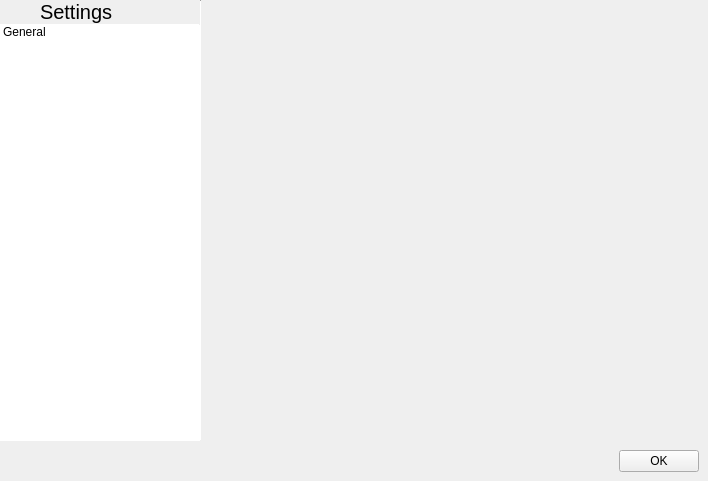
First picture: the form in slate/settingsdialog.ui, repository theCheeseboard/theSlate, before the edit.
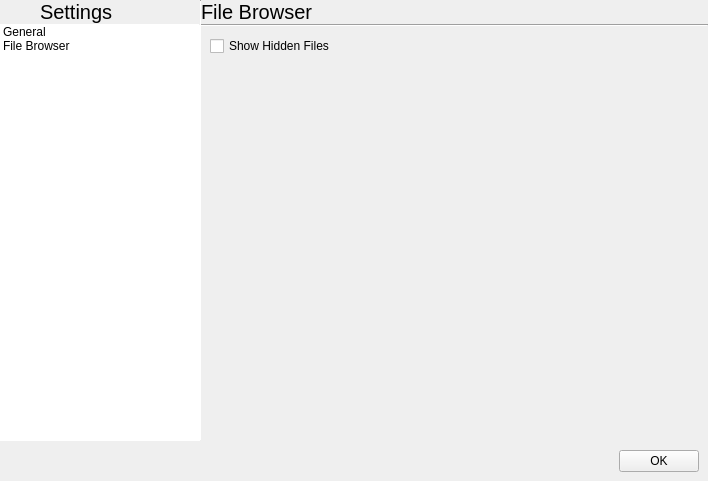
Second picture: the form after the edit. The open tabs and pages were chosen to show the change. Icons and pictures are not drawn.

Commit message: Add hidden files setting

Diff of the .ui file:
```diff
--- a/slate/settingsdialog.ui
+++ b/slate/settingsdialog.ui
@@ -143,6 +143,11 @@
             <string>General</string>
            </property>
           </item>
+          <item>
+           <property name="text">
+            <string>File Browser</string>
+           </property>
+          </item>
          </widget>
         </item>
        </layout>
@@ -270,7 +275,86 @@
          </item>
         </layout>
        </widget>
-       <widget class="QWidget" name="page_2"/>
+       <widget class="QWidget" name="page_2">
+        <layout class="QVBoxLayout" name="verticalLayout_6">
+         <property name="spacing">
+          <number>0</number>
+         </property>
+         <property name="leftMargin">
+          <number>0</number>
+         </property>
+         <property name="topMargin">
+          <number>0</number>
+         </property>
+         <property name="rightMargin">
+          <number>0</number>
+         </property>
+         <property name="bottomMargin">
+          <number>0</number>
+         </property>
+         <item>
+          <widget class="QLabel" name="label_3">
+           <property name="font">
+            <font>
+             <pointsize>15</pointsize>
+            </font>
+           </property>
+           <property name="text">
+            <string>File Browser</string>
+           </property>
+           <property name="margin">
+            <number>9</number>
+           </property>
+          </widget>
+         </item>
+         <item>
+          <widget class="Line" name="line_4">
+           <property name="orientation">
+            <enum>Qt::Horizontal</enum>
+           </property>
+          </widget>
+         </item>
+         <item>
+          <layout class="QVBoxLayout" name="verticalLayout_5">
+           <property name="spacing">
+            <number>6</number>
+           </property>
+           <property name="leftMargin">
+            <number>9</number>
+           </property>
+           <property name="topMargin">
+            <number>9</number>
+           </property>
+           <property name="rightMargin">
+            <number>9</number>
+           </property>
+           <property name="bottomMargin">
+            <number>9</number>
+           </property>
+           <item>
+            <widget class="QCheckBox" name="showHiddenFiles">
+             <property name="text">
+              <string>Show Hidden Files</string>
+             </property>
+            </widget>
+           </item>
+           <item>
+            <spacer name="verticalSpacer_2">
+             <property name="orientation">
+              <enum>Qt::Vertical</enum>
+             </property>
+             <property name="sizeHint" stdset="0">
+              <size>
+               <width>20</width>
+               <height>40</height>
+              </size>
+             </property>
+            </spacer>
+           </item>
+          </layout>
+         </item>
+        </layout>
+       </widget>
       </widget>
      </item>
     </layout>
```
Left out of the diff: 3 changed lines with no effect on the pictures. The commit also changes 27 other files.
